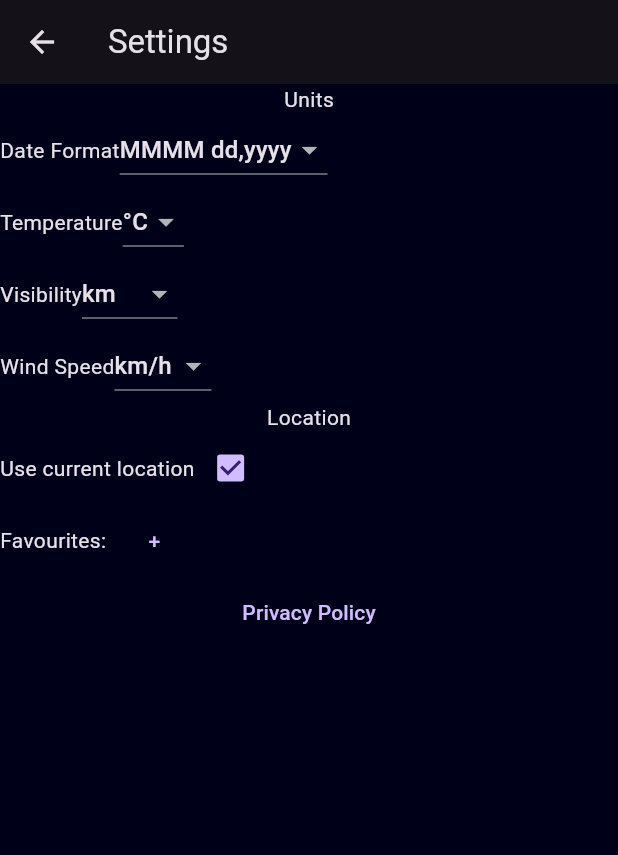
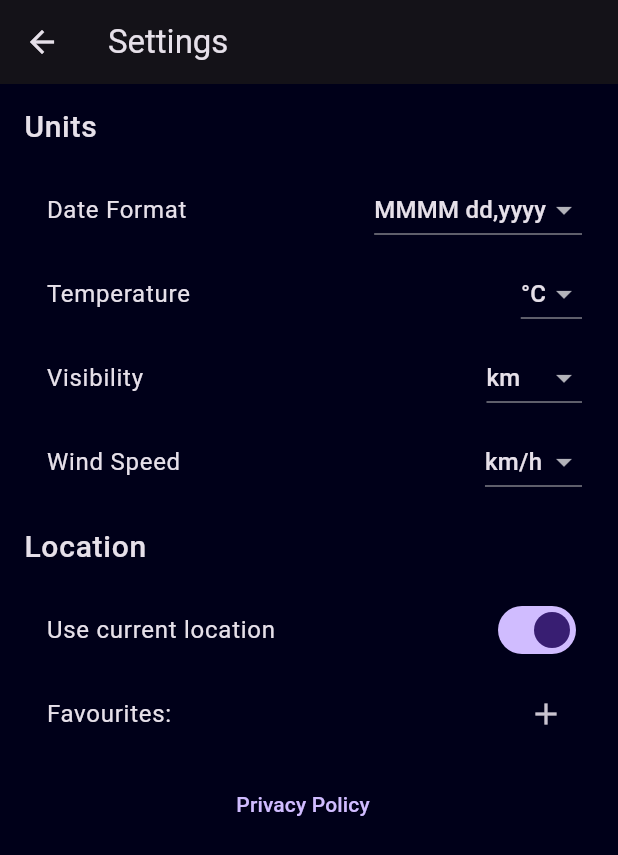
Before and after one commit to Layomiiety/Stargazing-Weather-App-Hi-fi, a Flutter app: the screen it shows after launch, after a tap on the "settings" icon, on a phone screen of 412 x 824 dp. Shown: the top 855 px of the screen. Run offline on Flutter 3.47's test engine with Material 2 defaults, Android fonts, the phone set to English and light mode, and no system bars; our stand-ins replace fl_chart, geolocator, get, google_maps_flutter; missing offline and left inert: shadow; network calls fail.

Commit message:
Visual changes

```diff
--- a/lib/screens/settings_screen.dart
+++ b/lib/screens/settings_screen.dart
@@ -10,37 +10,54 @@ class SettingsScreen extends StatefulWidget {
 
 class SettingsState extends State<SettingsScreen> {
   int pageIndex = 0;
-  late List<Widget> _pages;
 
-  Widget privacyPolicyPage() {
-    return Scaffold(
-        appBar: AppBar(
-          leading: BackButton(onPressed: () => {_switchPage(0)}),
-          title: const Text('Privacy Policy'),
-        ),
-        body: const Column(
-          children: [
-            Text('Insert Privacy Policy Here'),
-          ],
-        ));
+  List<ListTile> favouriteLocationsColumn() {
+    List<String> l = Preferences.favouriteLocations;
+
+    List<ListTile> w = [];
+    for (int i = 0; i < l.length; i++) {
+      w.add(_customTile(
+          l[i],
+          IconButton(
+              onPressed: () => {_removeFavouriteLocation(i)},
+              icon: const Icon(Icons.clear))));
+    }
+    return w;
   }
 
-  Column favouriteLocationsColumn() {
-    List<String> l = Preferences.favouriteLocations;
-
-    List<Widget> w = <Widget>[];
-    for (int i = 0; i < l.length; i++) {
-      w.add(Row(
-        children: [
-          Text(l[i]),
-          TextButton(
-              onPressed: () => {_removeFavouriteLocation(i)},
-              child: const Text('X'))
-        ],
-      ));
+  ListTile _dropdownTile(String title, String preferencesValue,
+      void Function(String) setter, List<String> options) {
+    return ListTile(
+        title: Padding(
+            padding: const EdgeInsets.only(left: 15), child: Text(title)),
+        trailing: DropdownButton(
+            value: preferencesValue,
+            items: options
+                .map<DropdownMenuItem<String>>(
+                    (s) => DropdownMenuItem<String>(value: s, child: Text(s)))
+                .toList(),
+            onChanged: (String? value) {
+              setState(() {
+                setter(value!);
+              });
+            }));
   }
 
-    return Column(children: w);
+  ListTile _customTile(String title, Widget trailing) {
+    return ListTile(
+        title: Padding(
+            padding: const EdgeInsets.only(left: 15), child: Text(title)),
+        trailing: trailing);
+  }
+
+  ListTile _headerTile(String title) {
+    return ListTile(
+      title: Text(title,
+          style: const TextStyle(
+            fontWeight: FontWeight.w500,
+            fontSize: 20,
+          )),
+    );
   }
 
   Widget settingsPage() {
@@ -64,132 +81,92 @@ class SettingsState extends State<SettingsScreen> {
         appBar: AppBar(
             leading: BackButton(onPressed: _exitSettings),
             title: const Text('Settings')),
-        body: Column(
+        body: Container(
+            // padding: const EdgeInsets.all(10),
+            height: MediaQuery.of(context).size.height,
+            child: ListView(
+              // shrinkWrap: true,
               children: [
-            Center(
-                child: Column(
-              children: [
-                const Text('Units'),
-                Row(children: [
-                  const Text('Date Format'),
-                  DropdownButton(
-                      value: Preferences.dateFormat,
-                      items: dateFormatsList
-                          .map<DropdownMenuItem<String>>((s) =>
-                              DropdownMenuItem<String>(
-                                  value: s, child: Text(s)))
-                          .toList(),
-                      onChanged: (String? value) {
-                        setState(() {
-                          Preferences.dateFormat = value!;
-                        });
-                      })
-                ]),
-                Row(children: [
-                  const Text('Temperature'),
-                  DropdownButton(
-                      value: Preferences.temperatureUnits,
-                      items: temperatureUnitsList
-                          .map<DropdownMenuItem<String>>((s) =>
-                              DropdownMenuItem<String>(
-                                  value: s, child: Text(s)))
-                          .toList(),
-                      onChanged: (String? value) {
-                        setState(() {
-                          Preferences.temperatureUnits = value!;
-                        });
-                      })
-                ]),
-                Row(children: [
-                  const Text('Visibility'),
-                  DropdownButton(
-                      value: Preferences.visibilityUnits,
-                      items: visibilityUnitsList
-                          .map<DropdownMenuItem<String>>((String s) {
-                        return DropdownMenuItem<String>(
-                            value: s, child: Text(s));
-                      }).toList(),
-                      onChanged: (String? value) {
-                        setState(() {
-                          Preferences.visibilityUnits = value!;
-                        });
-                      })
-                ]),
-                Row(children: [
-                  const Text('Wind Speed'),
-                  DropdownButton(
-                      value: Preferences.windSpeedUnits,
-                      items: windSpeedUnitsList
-                          .map<DropdownMenuItem<String>>((String s) {
-                        return DropdownMenuItem<String>(
-                            value: s, child: Text(s));
-                      }).toList(),
-                      onChanged: (String? value) {
-                        setState(() {
-                          Preferences.windSpeedUnits = value!;
-                        });
-                      })
-                ]),
-              ],
-            )),
-            Center(
-                child: Column(children: [
-              const Text('Location'),
-              Row(
-                children: [
-                  const Text('Use current location'),
-                  Checkbox(
+                    _headerTile('Units'),
+                    _dropdownTile('Date Format', Preferences.dateFormat,
+                        (e) => Preferences.dateFormat = e, dateFormatsList),
+                    _dropdownTile(
+                        'Temperature',
+                        Preferences.temperatureUnits,
+                        (e) => Preferences.temperatureUnits = e,
+                        temperatureUnitsList),
+                    _dropdownTile(
+                        'Visibility',
+                        Preferences.visibilityUnits,
+                        (e) => Preferences.visibilityUnits = e,
+                        visibilityUnitsList),
+                    _dropdownTile(
+                        'Wind Speed',
+                        Preferences.windSpeedUnits,
+                        (e) => Preferences.windSpeedUnits = e,
+                        windSpeedUnitsList),
+                    _headerTile('Location'),
+                    _customTile(
+                        'Use current location',
+                        Switch(
                             value: Preferences.useCurrentLocation,
                             onChanged: (bool? value) {
                               setState(() {
                                 Preferences.useCurrentLocation = value!;
                               });
-                      })
-                ],
-              ),
-              Row(
-                children: [
-                  const Text('Favourites:'),
-                  TextButton(
-                      onPressed: () => {_switchPage(2)}, child: const Text('+'))
-                ],
-              ),
-              favouriteLocationsColumn()
-            ])),
-            Center(
-                child: TextButton(
-                    onPressed: () => {_switchPage(1)},
+                            })),
+                    _customTile(
+                        "Favourites:",
+                        IconButton(
+                            onPressed: () => addFavourite(),
+                            icon: const Icon(Icons.add)))
+                  ] +
+                  favouriteLocationsColumn() +
+                  [
+                    ListTile(
+                        title: TextButton(
+                            onPressed: () => {
+                                  Navigator.push(
+                                      context,
+                                      MaterialPageRoute(
+                                          builder: (_) =>
+                                              const PrivacyPolicyPage()))
+                                },
                             child: const Text('Privacy Policy')))
                   ],
-        ));
-  }
-
-  Widget addFavouritesPage() {
-    String lt = 'Location';
-    var msgController = TextEditingController();
-    return Scaffold(
-        appBar: AppBar(
-          leading: BackButton(onPressed: () => {_switchPage(0)}),
-          title: const Text('Add Favourite Location'),
-        ),
-        body: Center(
-            child: TextField(
-          controller: msgController,
-          decoration:
-              InputDecoration(border: OutlineInputBorder(), labelText: lt),
-          onSubmitted: (String? value) {
-            setState(() {
-              Preferences.favouriteLocations.add(value!);
-              pageIndex = 0;
-              msgController.clear();
-            });
-          },
             )));
   }
 
-  void _switchPage(int x) {
+  void addFavourite() {
+    var textFieldController = TextEditingController();
+    showDialog(
+        context: context,
+        builder: (context) {
+          return AlertDialog(
+              title: const Text('Add Favourite Location'),
+              content: TextField(
+                onChanged: (value) {},
+                controller: textFieldController,
+                decoration: const InputDecoration(labelText: "Location"),
+              ),
+              actions: <Widget>[
+                TextButton(
+                  child: const Text('Cancel'),
+                  onPressed: () {
+                    Navigator.pop(context);
+                  },
+                ),
+                TextButton(
+                  child: const Text('OK'),
+                  onPressed: () {
                     setState(() {
-      pageIndex = x;
+                      Preferences.favouriteLocations
+                          .add(textFieldController.value.text);
+                      Navigator.pop(context);
+                    });
+                  },
+                ),
+              ]);
         });
   }
 
@@ -205,7 +182,26 @@ class SettingsState extends State<SettingsScreen> {
 
   @override
   Widget build(BuildContext context) {
-    _pages = <Widget>[settingsPage(), privacyPolicyPage(), addFavouritesPage()];
-    return Scaffold(body: IndexedStack(index: pageIndex, children: _pages));
+    return settingsPage();
   }
 }
+
+class PrivacyPolicyPage extends StatelessWidget {
+  const PrivacyPolicyPage({super.key});
+
+  @override
+  Widget build(BuildContext context) {
+    return Scaffold(
+        appBar: AppBar(
+          leading: BackButton(onPressed: () => {Navigator.pop(context)}),
+          title: const Text('Privacy Policy'),
+        ),
+        body: const Padding(
+            padding: EdgeInsets.all(10),
+            child: Column(
+              children: [
+                Text('Insert Privacy Policy Here'),
+              ],
+            )));
+  }
+}
```
Lines whose indentation alone changed are shown as unchanged.
